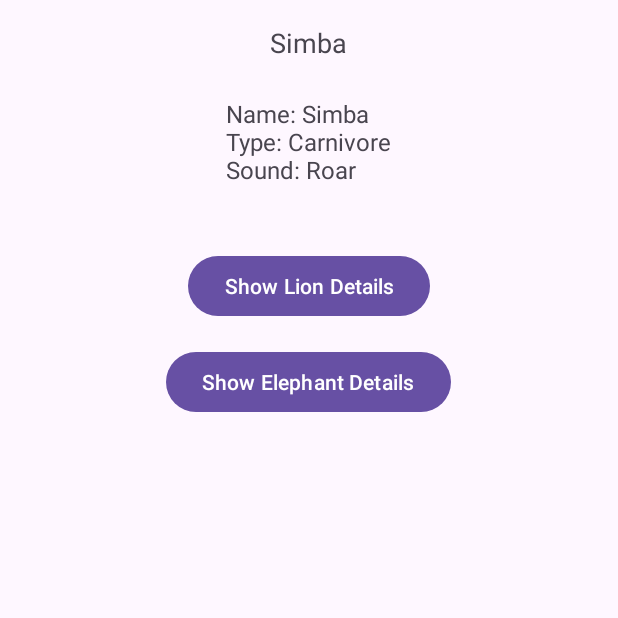
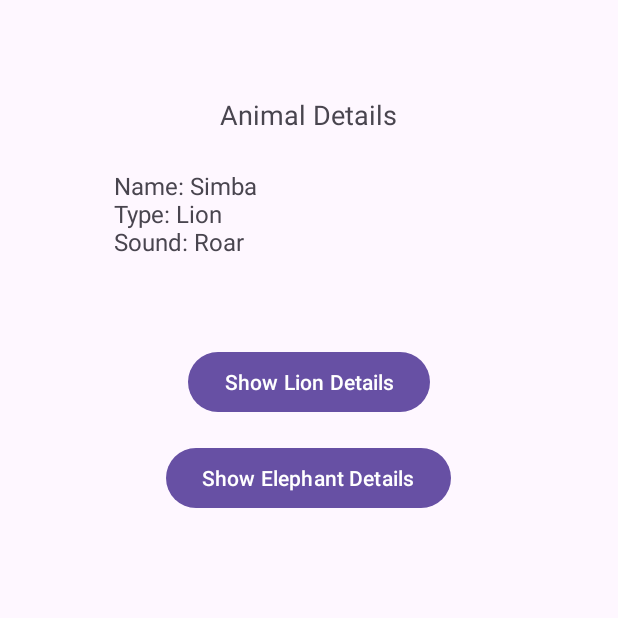
Before and after one commit to jethrolibutan/ZooManagementSystem, an Android app: the screen it shows after launch (MainActivity), after a tap on "Show Lion Details", on a phone screen of 412 x 824 dp, the top half of it. Run offline under Robolectric (Android 15) with nearby library versions, the phone set to English and light mode, and no system bars.

Commit message:
Cleaning up unused code in Main Activity, fixing the sounds and names.
Also cleaned up the activity_main.xml layout.

```diff
--- a/app/src/main/java/com/example/zoomanagementsystem/MainActivity.java
+++ b/app/src/main/java/com/example/zoomanagementsystem/MainActivity.java
@@ -7,11 +7,9 @@ import androidx.appcompat.app.AppCompatActivity;
 import androidx.core.graphics.Insets;
 import androidx.core.view.ViewCompat;
 import androidx.core.view.WindowInsetsCompat;
-import com.example.zoomanagementsystem.R;
 
 public class MainActivity extends AppCompatActivity {
 
-    private TextView textViewAnimalName;
     private TextView textViewAnimalDetails;
 
     @Override
@@ -19,7 +17,6 @@ public class MainActivity extends AppCompatActivity {
         super.onCreate(savedInstanceState);
         setContentView(R.layout.activity_main);
 
-        textViewAnimalName = findViewById(R.id.textViewAnimalName);
         textViewAnimalDetails = findViewById(R.id.textViewAnimalDetails);
 
         ViewCompat.setOnApplyWindowInsetsListener(findViewById(R.id.main), (v, insets) -> {
@@ -33,10 +30,10 @@ public class MainActivity extends AppCompatActivity {
         Animal animal;
         switch (view.getId()) {
             case R.id.buttonLion:
-                animal = new Lion("Simba", "Carnivore");
+                animal = new Lion("Simba", "Lion");
                 break;
             case R.id.buttonElephant:
-                animal = new Elephant("Dumbo", "Herbivore");
+                animal = new Elephant("Dumbo", "Elephant");
                 break;
             default:
                 return;
@@ -45,7 +42,6 @@ public class MainActivity extends AppCompatActivity {
     }
 
     public void displayAnimalDetails(Animal animal) {
-        textViewAnimalName.setText(animal.name);
         textViewAnimalDetails.setText(animal.displayDetails());
     }
 }
--- a/app/src/main/res/layout/activity_main.xml
+++ b/app/src/main/res/layout/activity_main.xml
@@ -8,34 +8,35 @@
     android:id="@+id/main">
 
     <TextView
-        android:id="@+id/textViewAnimalName"
+        android:id="@+id/textViewAnimalDetailsTitle"
         android:layout_width="wrap_content"
         android:layout_height="wrap_content"
-        android:text="Animal Name"
+        android:text="Animal Details"
         android:textSize="18sp"
+        android:layout_marginTop="48dp"
         android:layout_marginBottom="24dp" />
 
     <TextView
         android:id="@+id/textViewAnimalDetails"
-        android:layout_width="wrap_content"
+        android:layout_width="259dp"
         android:layout_height="wrap_content"
-        android:text="Animal Details"
-        android:textSize="16sp"
-        android:layout_marginBottom="24dp" />
+        android:layout_marginBottom="40dp"
+        android:text="Click on a button below this text view to get details on an animal!"
+        android:textSize="16sp" />
 
     <Button
         android:id="@+id/buttonLion"
         android:layout_width="wrap_content"
         android:layout_height="wrap_content"
-        android:text="Show Lion Details"
-        android:onClick="onAnimalButtonClick" />
+        android:onClick="onAnimalButtonClick"
+        android:text="Show Lion Details" />
 
     <Button
         android:id="@+id/buttonElephant"
         android:layout_width="wrap_content"
         android:layout_height="wrap_content"
-        android:text="Show Elephant Details"
+        android:layout_marginTop="16dp"
         android:onClick="onAnimalButtonClick"
-        android:layout_marginTop="16dp" />
+        android:text="Show Elephant Details" />
 
 </LinearLayout>
```
